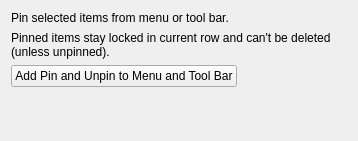
First picture: the form in plugins/itempinned/itempinnedsettings.ui, repository hluk/CopyQ, before the edit.
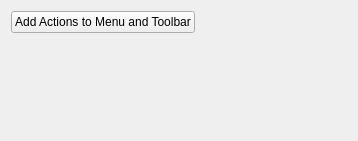
Second picture: the form after the edit.

The edit to the form file:
```diff
--- a/plugins/itempinned/itempinnedsettings.ui
+++ b/plugins/itempinned/itempinnedsettings.ui
@@ -11,32 +11,12 @@
    </rect>
   </property>
   <layout class="QVBoxLayout" name="verticalLayout">
-   <item>
-    <widget class="QLabel" name="label">
-     <property name="text">
-      <string>Pin selected items from menu or tool bar.</string>
-     </property>
-     <property name="wordWrap">
-      <bool>true</bool>
-     </property>
-    </widget>
-   </item>
-   <item>
-    <widget class="QLabel" name="label_2">
-     <property name="text">
-      <string>Pinned items stay locked in current row and can't be deleted (unless unpinned).</string>
-     </property>
-     <property name="wordWrap">
-      <bool>true</bool>
-     </property>
-    </widget>
-   </item>
    <item>
     <layout class="QHBoxLayout" name="horizontalLayout">
      <item>
       <widget class="QPushButton" name="pushButtonAddCommands">
        <property name="text">
-        <string>Add Pin and Unpin to Menu and Tool Bar</string>
+        <string>Add Actions to Menu and Toolbar</string>
        </property>
       </widget>
      </item>
```
